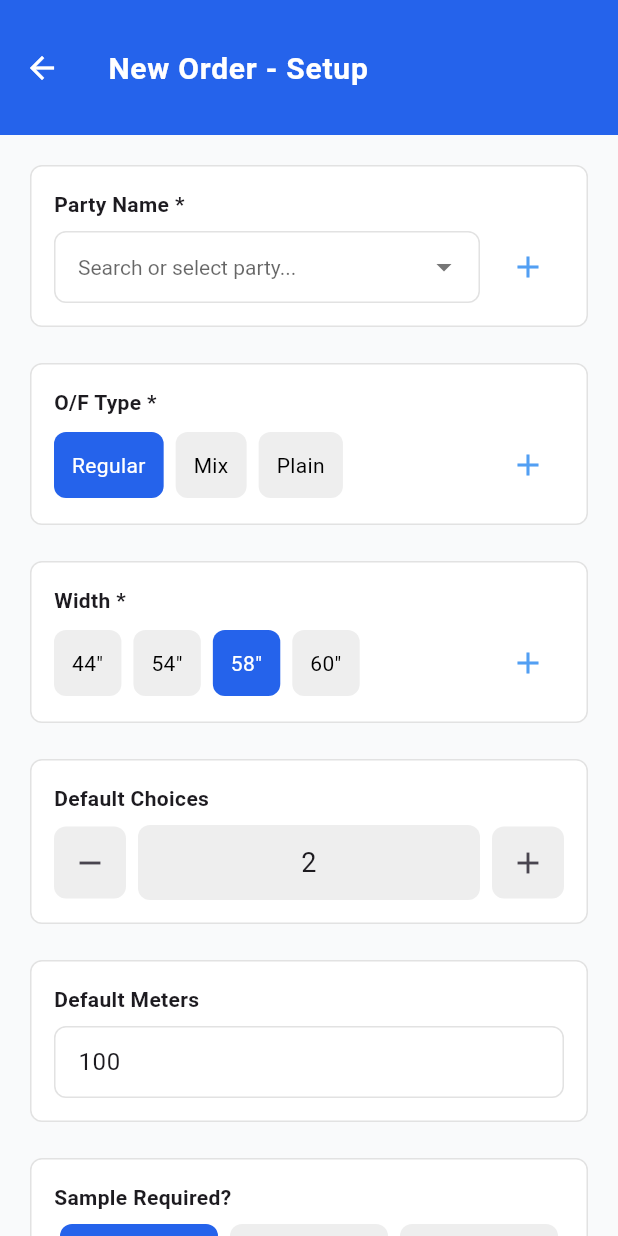
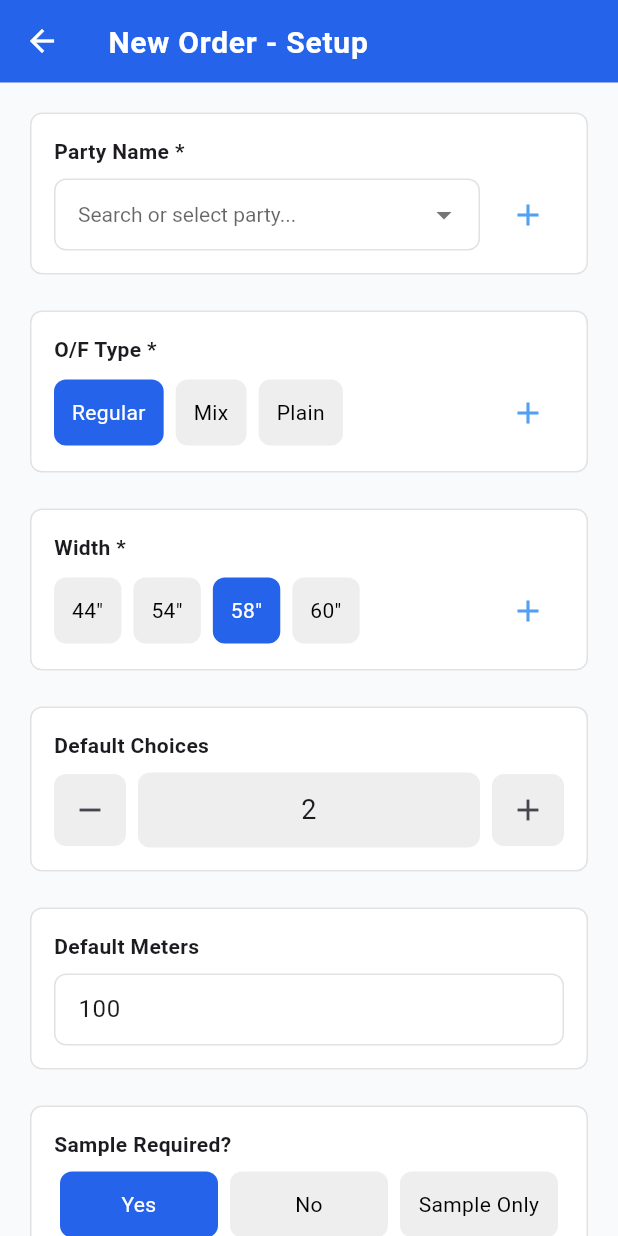
Before and after one commit to Affifa-2003/Fabric-Purchase-App, a Flutter app: the NewOrderSetupPage screen opened directly, on a phone screen of 412 x 824 dp. Run offline on Flutter 3.47's test engine with Material 3 defaults, Android fonts, the phone set to English and light mode, and no system bars; our stand-ins replace fluttertoast, hive_flutter, image_picker; accounts and stored records are empty.

Commit message:
Issue Changes

```diff
--- a/lib/agent_page.dart
+++ b/lib/agent_page.dart
@@ -621,7 +621,7 @@ class _AgentsPageState extends State<AgentsPage> {
     return Scaffold(
       appBar: AppBar(
         backgroundColor: const Color(0xFF2563EB),
-        toolbarHeight: 90,
+        toolbarHeight: 55,
         title: const Text('Agents'),
         titleTextStyle: const TextStyle(
           color: Color(0xFFFFFFFF),
--- a/lib/home_page.dart
+++ b/lib/home_page.dart
@@ -21,7 +21,7 @@ class _HomePageState extends State<HomePage> {
     return Scaffold(
       key: _scaffoldKey,
       appBar: AppBar(
-        toolbarHeight: 90, // Increased app bar height
+        toolbarHeight: 55, // Increased app bar height
         title: const Text(
           'Fabric Purchase',
           style: TextStyle(
--- a/lib/new_order_setup_page.dart
+++ b/lib/new_order_setup_page.dart
@@ -628,7 +628,7 @@ class _NewOrderSetupPageState extends State<NewOrderSetupPage> {
       return Scaffold(
         appBar: AppBar(
           backgroundColor: const Color(0xFF2563EB),
-          toolbarHeight: 90,
+          toolbarHeight: 50,
           title: Text(
             widget.isEditMode ? 'Edit Order - Setup' : 'New Order - Setup',
           ),
@@ -647,7 +647,7 @@ class _NewOrderSetupPageState extends State<NewOrderSetupPage> {
     return Scaffold(
       appBar: AppBar(
         backgroundColor: const Color(0xFF2563EB),
-        toolbarHeight: 90,
+        toolbarHeight: 55,
         title: Text(
           widget.isEditMode ? 'Edit Order - Setup' : 'New Order - Setup',
         ),
@@ -2217,18 +2217,18 @@ onPressed: () async {
         child: Row(
           mainAxisAlignment: MainAxisAlignment.center,
           children: [
-            Container(
-              padding: const EdgeInsets.all(4),
-              decoration: BoxDecoration(
-                color: const Color(0xFF529FF3),
-                borderRadius: BorderRadius.circular(4),
-              ),
-              child: Icon(
-                widget.isEditMode ? Icons.edit : Icons.play_arrow,
-                color: Colors.white,
-                size: 28,
-              ),
-            ),
+            // Container(
+            //   padding: const EdgeInsets.all(4),
+            //   decoration: BoxDecoration(
+            //     color: const Color(0xFF529FF3),
+            //     borderRadius: BorderRadius.circular(4),
+            //   ),
+            //   // child: Icon(
+            //   //   widget.isEditMode ? Icons.edit : Icons.play_arrow,
+            //   //   color: Colors.white,
+            //   //   size: 28,
+            //   // ),
+            // ),
             const SizedBox(width: 12),
             Text(
               widget.isEditMode ? 'Update' : 'Start Capturing',
--- a/lib/order_form_finish_page.dart
+++ b/lib/order_form_finish_page.dart
@@ -79,7 +79,7 @@ class _OrderFormFinishPageState extends State<OrderFormFinishPage> {
   Widget build(BuildContext context) {
     return Scaffold(
       appBar: AppBar(
-        toolbarHeight: 70,
+        toolbarHeight: 55,
         backgroundColor: primaryColor,
         leading: IconButton(
           icon: const Icon(Icons.arrow_back, color: Colors.white),
--- a/lib/purchase_details_page.dart
+++ b/lib/purchase_details_page.dart
@@ -243,7 +243,7 @@ void initState() {
     return Scaffold(
       key: _scaffoldKey,
       appBar: AppBar(
-        toolbarHeight: 90,
+        toolbarHeight: 55,
         backgroundColor: primaryColor,
         title: Text(
           widget.partyName,
--- a/lib/textile_details.dart
+++ b/lib/textile_details.dart
@@ -775,7 +775,7 @@ class _TextileDetailsPageState extends State<TextileDetailsPage> {
     return Scaffold(
       key: _scaffoldKey,
       appBar: AppBar(
-        toolbarHeight: 90,
+        toolbarHeight: 55,
         backgroundColor: primaryColor,
         title: Text(
           widget.partyName,
```
Also changed, not shown: lib/parties_page.dart (+28 -8 lines).
